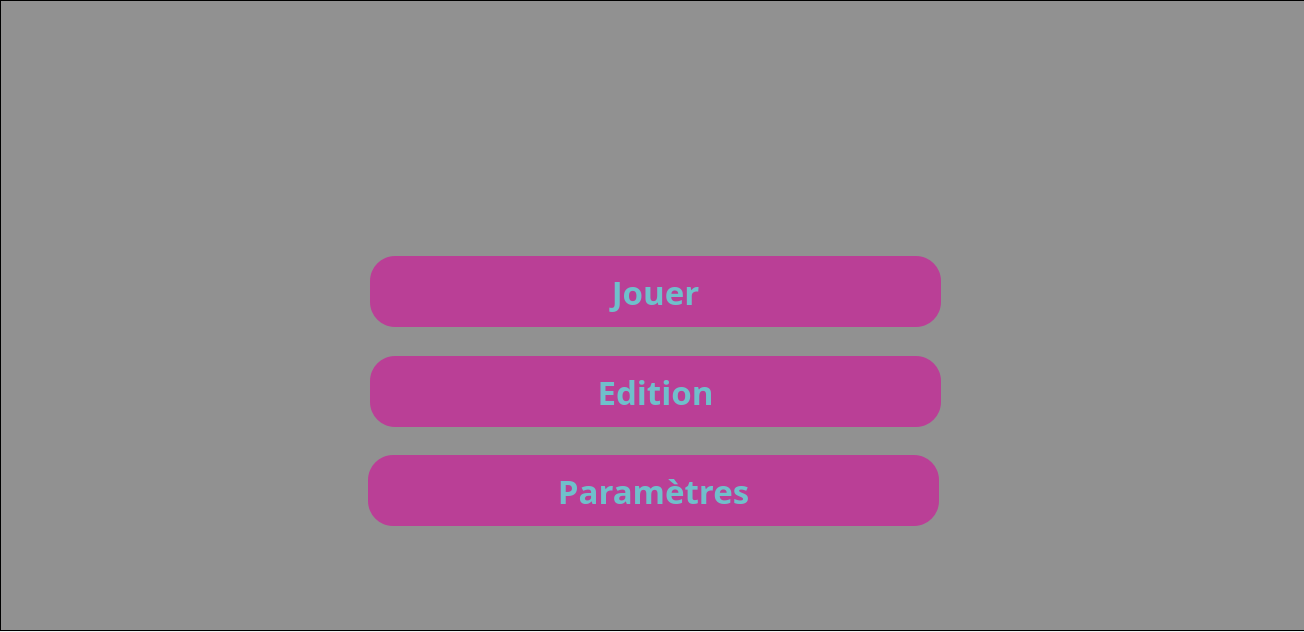
Qt form ApplicationPC/mainwindow.ui (Cortard/RobotRicochetSolver) before a commit.
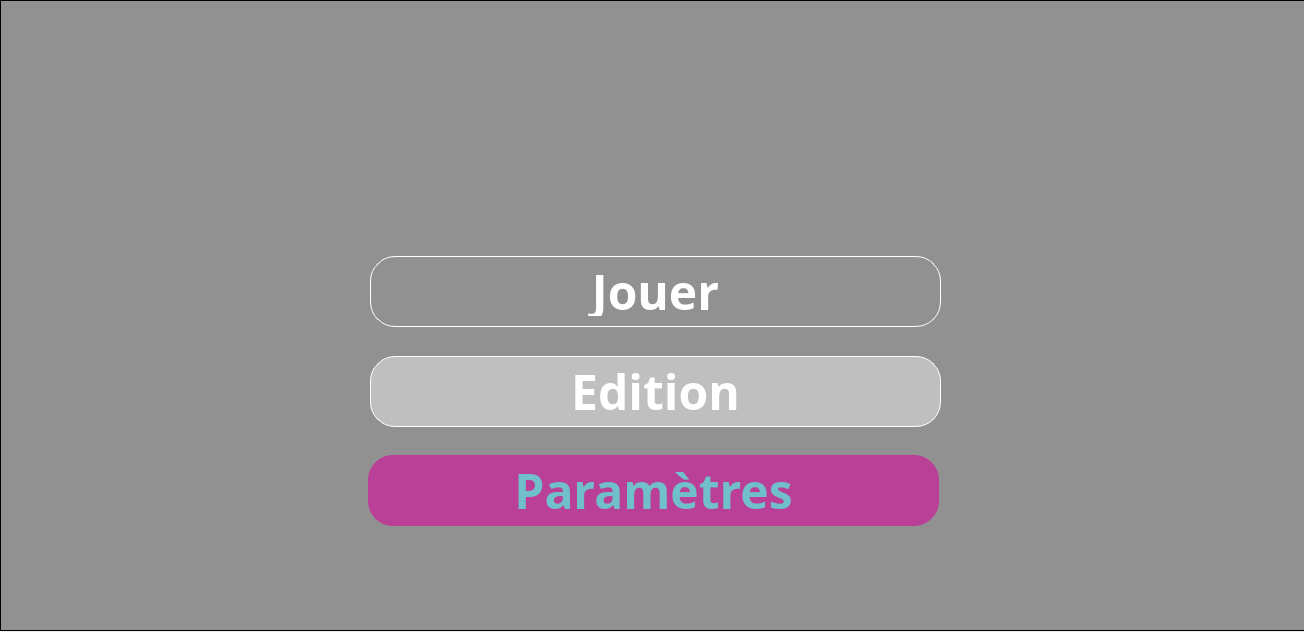
The same form after that commit. Icons and pictures are not drawn.

The edit to the form file:
```diff
--- a/ApplicationPC/mainwindow.ui
+++ b/ApplicationPC/mainwindow.ui
@@ -141,8 +141,8 @@
               </property>
               <property name="font">
                <font>
-                <family>Quicksand Medium</family>
-                <pointsize>25</pointsize>
+                <family>Segoe Print</family>
+                <pointsize>36</pointsize>
                 <italic>false</italic>
                 <bold>true</bold>
                 <underline>false</underline>
@@ -153,11 +153,11 @@
               </property>
               <property name="styleSheet">
                <string notr="true">QPushButton#ModeJouer {
-    background-color: #ba3f96;
-	border:none;
+	background-color:qlineargradient(spread:pad, x1:0, y1:0, x2:1, y2:1, stop:0.606178 			rgba(255, 255, 255, 107));
+	border: 1px solid rgb(255, 255, 255);
 	border-radius: 25px;
 	padding:10px;
-	color : #70bfcb;
+	color : rgb(255, 255, 255);
 }
 
 QPushButton#ModeJouer:hover {
@@ -191,28 +191,29 @@
               </property>
               <property name="font">
                <font>
-                <family>Quicksand Medium</family>
-                <pointsize>25</pointsize>
+                <family>Segoe Print</family>
+                <pointsize>36</pointsize>
                 <bold>true</bold>
                </font>
               </property>
               <property name="styleSheet">
-               <string notr="true">QPushButton#ModeEdition {
-    background-color: #ba3f96;
-	border:none;
-	border-radius: 25px;
-	padding:10px;
-	color : #70bfcb;
+               <string notr="true">#ModeEdition {
+    background-color: qlineargradient(spread:pad, x1:0, y1:0, x2:1, y2:1, stop:0.606178 rgba(255, 255, 255, 107));
+    border: 1px solid rgb(255, 255, 255);
+    border-radius: 25px;
+    padding: 10px;
+    color: rgb(255, 255, 255);
 }
 
-QPushButton#ModeEdition:hover {
+#ModeEdition:hover {
+    background-color: qlineargradient(spread:pad, x1:0, y1:0, x2:1, y2:1, stop:0.606178 rgba(255, 255, 255, 150));
+    /* Ajouter un effet de flou pour le survol */
+    border: 1px solid rgba(255, 255, 255, 0.5);
+}
+
+#ModeEdition:pressed {
     background-color: #9c2579;
 }
-
-QPushButton#ModeEdition:pressed {
-    background-color: #9c2579;     
-}
-
 </string>
               </property>
               <property name="text">
@@ -236,8 +237,8 @@
               </property>
               <property name="font">
                <font>
-                <family>Quicksand Medium</family>
-                <pointsize>25</pointsize>
+                <family>Segoe Print</family>
+                <pointsize>36</pointsize>
                 <bold>true</bold>
                </font>
               </property>
@@ -2024,14 +2025,14 @@
      <rect>
       <x>110</x>
       <y>10</y>
-      <width>70</width>
-      <height>70</height>
+      <width>100</width>
+      <height>100</height>
      </rect>
     </property>
     <property name="minimumSize">
      <size>
-      <width>70</width>
-      <height>70</height>
+      <width>100</width>
+      <height>100</height>
      </size>
     </property>
     <property name="maximumSize">
@@ -2050,7 +2051,7 @@
      <string notr="true">QPushButton#Home{
     background : url(:/img/Img/logoRRS2.png) center center no-repeat;
 	border:none;
-	border-radius: 35px;
+	border-radius: 50px;
 	color : #70bfcb;
 }
 
```
Left out of the diff: 7 changed lines with no effect on the pictures.
